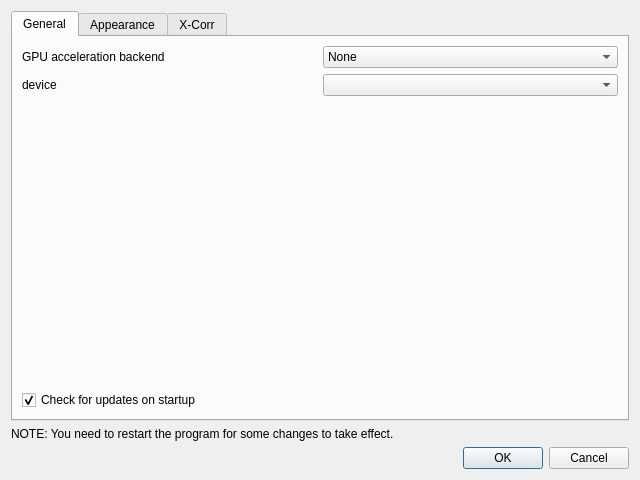
This is src/redmost/ui/settings_dialog.ui in mauritiusdadd/redmost as Qt 5 draws it before an edit. The edited form follows.
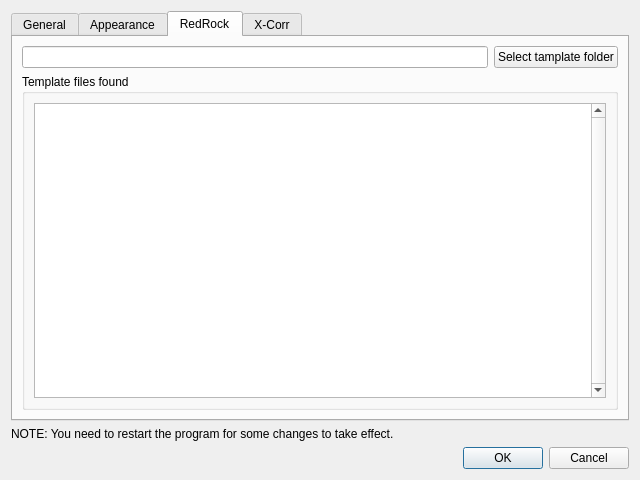
This is the edited form.

Commit message: Added redrock template handling

Diff of the .ui file:
```diff
--- a/src/redmost/ui/settings_dialog.ui
+++ b/src/redmost/ui/settings_dialog.ui
@@ -23,7 +23,7 @@
       <enum>QTabWidget::TabShape::Rounded</enum>
      </property>
      <property name="currentIndex">
-      <number>0</number>
+      <number>2</number>
      </property>
      <widget class="QWidget" name="tab_general">
       <attribute name="title">
@@ -148,6 +148,39 @@
        </item>
       </layout>
      </widget>
+     <widget class="QWidget" name="tab_rrock">
+      <attribute name="title">
+       <string>RedRock</string>
+      </attribute>
+      <layout class="QGridLayout" name="gridLayout_8">
+       <item row="0" column="1">
+        <widget class="QPushButton" name="select_template_dir_rrock">
+         <property name="text">
+          <string>Select tamplate folder</string>
+         </property>
+        </widget>
+       </item>
+       <item row="0" column="0">
+        <widget class="QLineEdit" name="linet_edit_template_dir_rrock"/>
+       </item>
+       <item row="1" column="0" colspan="2">
+        <widget class="QGroupBox" name="groupBox_4">
+         <property name="title">
+          <string>Template files found</string>
+         </property>
+         <layout class="QGridLayout" name="gridLayout_7">
+          <item row="0" column="0">
+           <widget class="QListWidget" name="template_files_list_widget_rrock">
+            <property name="verticalScrollBarPolicy">
+             <enum>Qt::ScrollBarPolicy::ScrollBarAlwaysOn</enum>
+            </property>
+           </widget>
+          </item>
+         </layout>
+        </widget>
+       </item>
+      </layout>
+     </widget>
      <widget class="QWidget" name="tab_xcorr">
       <attribute name="title">
        <string>X-Corr</string>
```
The commit also changes 2 other files.
